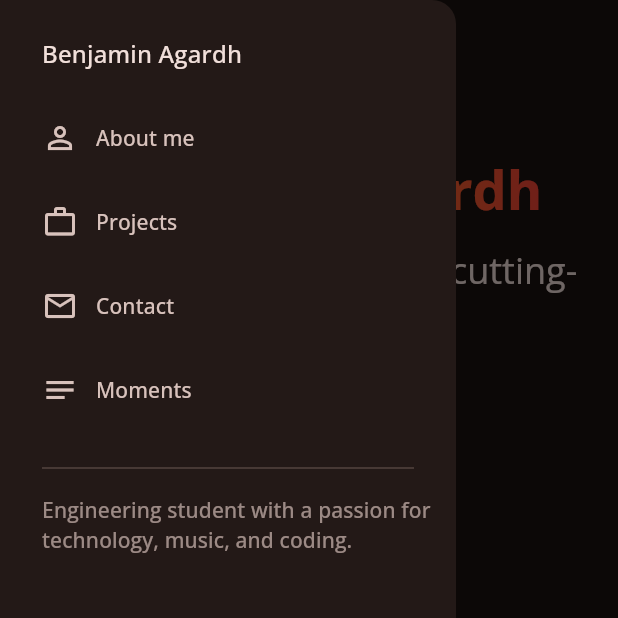
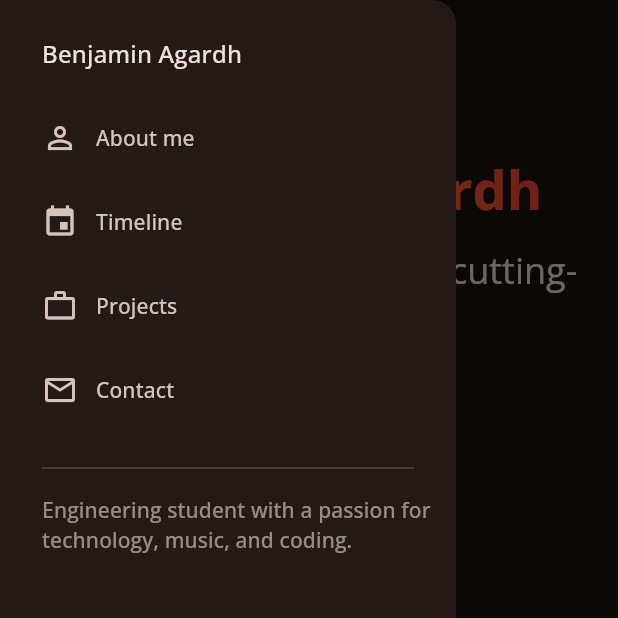
Before and after one commit to bemain/bemain.github.io, a Flutter app: the screen it shows after launch, with the side drawer open, on a phone screen of 412 x 824 dp, the top half of it. Run offline on Flutter 3.47's test engine with Material 3 defaults, Android fonts, the phone set to English and light mode, and no system bars; our stand-ins replace flutter_markdown, flutter_svg, go_router, google_fonts, timelines_plus; missing offline and left inert: markdown.

Commit message:
Add navigation destination for the timeline

```diff
--- a/lib/about_section.dart
+++ b/lib/about_section.dart
@@ -2,6 +2,7 @@ import 'package:flutter/material.dart';
 import 'package:portfolio/layout.dart';
 
 class Characteristic {
+  /// A characteristic describing me.
   const Characteristic({
     required this.adjective,
     required this.title,
@@ -19,6 +20,7 @@ class Characteristic {
 }
 
 class AboutMeSection extends StatelessWidget {
+  /// A section displaying a short description of me and my characteristics.
   const AboutMeSection({super.key});
 
   static final List<Characteristic> characteristics = [
--- a/lib/frontpage.dart
+++ b/lib/frontpage.dart
@@ -1,5 +1,4 @@
 import 'package:flutter/material.dart';
-import 'package:go_router/go_router.dart';
 import 'package:portfolio/about_section.dart';
 import 'package:portfolio/contact_section.dart';
 import 'package:portfolio/layout.dart';
@@ -8,12 +7,23 @@ import 'package:portfolio/timeline_section.dart';
 import 'package:portfolio/title_section.dart';
 
 class Frontpage extends StatelessWidget {
+  /// The main page of the portfolio.
+  /// This page contains the following sections:
+  /// - Title section with a butterfly nodegraph and a "Get in touch" button
+  /// - About me section with a short description of me
+  /// - Timeline section with a timeline of my education and work experience
+  /// - Projects section with a list of my projects
+  /// - Contact section with links to my social platforms
   Frontpage({super.key});
 
   static final List<NavigationDrawerDestination> destinations = [
     NavigationDrawerDestination(
       icon: Icon(Icons.person_outline),
       label: Text("About me"),
+    ),
+    NavigationDrawerDestination(
+      icon: Icon(Icons.event),
+      label: Text("Timeline"),
     ),
     NavigationDrawerDestination(
       icon: Icon(Icons.work_outline),
@@ -23,20 +33,35 @@ class Frontpage extends StatelessWidget {
       icon: Icon(Icons.mail_outline),
       label: Text("Contact"),
     ),
-    NavigationDrawerDestination(
-      icon: Icon(Icons.notes_outlined),
-      label: Text("Moments"),
-    ),
   ];
 
   final GlobalKey<ScaffoldState> scaffoldKey = GlobalKey<ScaffoldState>();
 
   final GlobalKey aboutMeSectionKey = GlobalKey(debugLabel: "aboutMeSection");
+  final GlobalKey timelineSectionKey = GlobalKey(debugLabel: "timelineSection");
   final GlobalKey projectsSectionKey = GlobalKey(debugLabel: "projectsSection");
   final GlobalKey contactSectionKey = GlobalKey(debugLabel: "contactSection");
 
   void openDrawer() {
     scaffoldKey.currentState!.openDrawer();
+  }
+
+  void _scrollTo(GlobalKey key) {
+    Scrollable.ensureVisible(
+      key.currentContext!,
+      duration: Duration(milliseconds: 400),
+      curve: Curves.easeInOut,
+    );
+  }
+
+  void _onDestinationSelected(BuildContext context, int index) {
+    _scrollTo(switch (index) {
+      0 => aboutMeSectionKey,
+      1 => timelineSectionKey,
+      2 => projectsSectionKey,
+      3 => contactSectionKey,
+      _ => throw "Invalid destination index",
+    });
   }
 
   @override
@@ -65,27 +90,13 @@ class Frontpage extends StatelessWidget {
               ),
             ),
             AboutMeSection(key: aboutMeSectionKey),
-            TimelineSection(),
+            TimelineSection(key: timelineSectionKey),
             ProjectsSection(key: projectsSectionKey),
             ContactSection(key: contactSectionKey),
           ],
         ),
       ),
     );
-  }
-
-  void _onDestinationSelected(BuildContext context, int index) {
-    if (index == 3) {
-      context.go("/writing");
-      return;
-    }
-
-    _scrollTo(switch (index) {
-      0 => aboutMeSectionKey,
-      1 => projectsSectionKey,
-      2 => contactSectionKey,
-      _ => throw "Invalid destination index",
-    });
   }
 
   PreferredSizeWidget _buildAppBar(
@@ -159,12 +170,4 @@ class Frontpage extends StatelessWidget {
         return null;
     }
   }
-
-  void _scrollTo(GlobalKey key) {
-    Scrollable.ensureVisible(
-      key.currentContext!,
-      duration: Duration(milliseconds: 400),
-      curve: Curves.easeInOut,
-    );
-  }
 }
```
Also changed, not shown: lib/contact_section.dart (+7 -0 lines).
